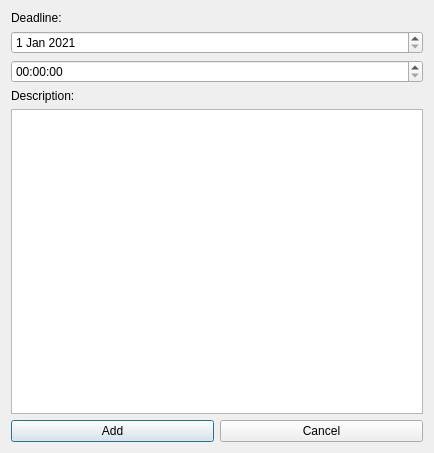
bersen66/organizer, file todo/add_task_window.ui: the form before one commit.
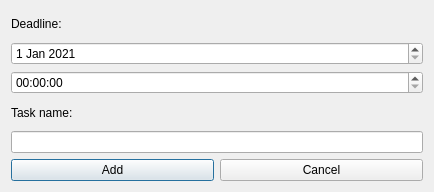
The form after the commit.

Commit message: finished adding window

Diff of the .ui file:
```diff
--- a/todo/add_task_window.ui
+++ b/todo/add_task_window.ui
@@ -7,7 +7,7 @@
     <x>0</x>
     <y>0</y>
     <width>434</width>
-    <height>453</height>
+    <height>192</height>
    </rect>
   </property>
   <property name="windowTitle">
@@ -43,12 +43,12 @@
      <item>
       <widget class="QLabel" name="descript_lbl">
        <property name="text">
-        <string>Description:</string>
+        <string>Task name:</string>
        </property>
       </widget>
      </item>
      <item>
-      <widget class="QTextEdit" name="description_editor"/>
+      <widget class="QLineEdit" name="desript_edit"/>
      </item>
      <item>
       <layout class="QHBoxLayout" name="horizontalLayout">
```
Left out of the diff: 2 changed lines with no effect on the pictures. The commit also changes 7 other files.
